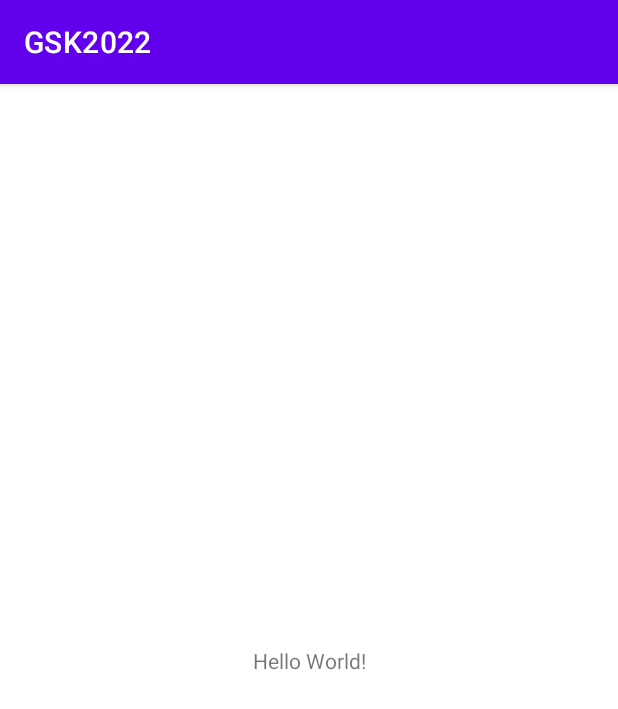
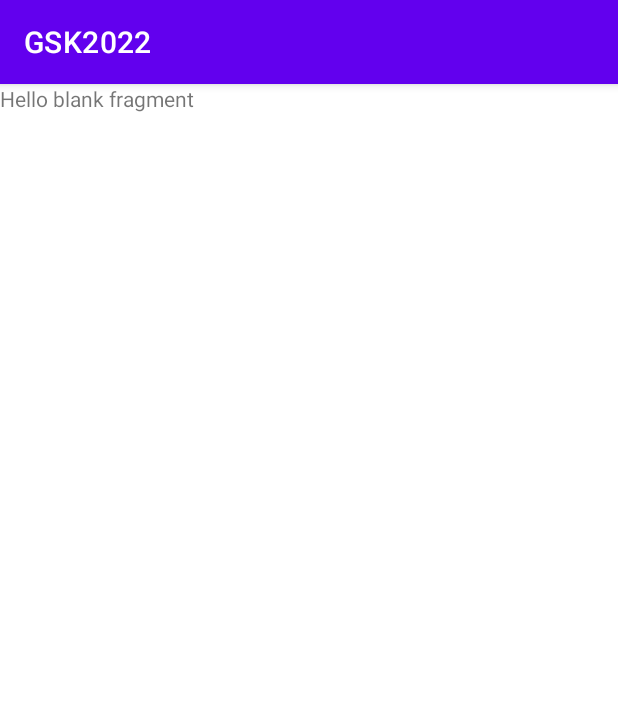
Before and after one commit to ShaQib07/GSK2022, an Android app: the screen it shows after launch (MainActivity), on a phone screen of 412 x 824 dp. Shown: the top 709 px of the screen. Run offline under Robolectric (Android 15) with nearby library versions, the phone set to English and light mode, and no system bars; our stand-ins replace Dagger/Hilt's generated code.

Commit message:
Primary Commit:     - Added all the necessary files     - A good point to reuse for further projects

```diff
--- a/app/src/main/AndroidManifest.xml
+++ b/app/src/main/AndroidManifest.xml
@@ -3,6 +3,7 @@
     package="com.shakib.gsk2022">
 
     <application
+        android:name=".common.di.MyApplication"
         android:allowBackup="true"
         android:icon="@mipmap/ic_launcher"
         android:label="@string/app_name"
--- a/app/src/main/java/com/shakib/gsk2022/MainActivity.kt
+++ b/app/src/main/java/com/shakib/gsk2022/MainActivity.kt
@@ -1,11 +1,10 @@
 package com.shakib.gsk2022
 
-import androidx.appcompat.app.AppCompatActivity
-import android.os.Bundle
+import com.shakib.gsk2022.common.base.BaseActivity
+import com.shakib.gsk2022.databinding.ActivityMainBinding
 
-class MainActivity : AppCompatActivity() {
-    override fun onCreate(savedInstanceState: Bundle?) {
-        super.onCreate(savedInstanceState)
-        setContentView(R.layout.activity_main)
-    }
+class MainActivity : BaseActivity<ActivityMainBinding>() {
+
+    override fun getViewBinding() = ActivityMainBinding.inflate(layoutInflater)
+
 }
--- /dev/null
+++ b/app/src/main/java/com/shakib/gsk2022/common/base/BaseActivity.kt
@@ -0,0 +1,57 @@
+package com.shakib.gsk2022.common.base
+
+import android.annotation.SuppressLint
+import android.content.pm.ActivityInfo
+import android.os.Bundle
+import androidx.appcompat.app.AppCompatActivity
+import androidx.navigation.NavController
+import androidx.navigation.fragment.NavHostFragment
+import androidx.viewbinding.ViewBinding
+import com.shakib.gsk2022.R
+import com.shakib.gsk2022.presentation.navigator.DialogNavigator
+import com.shakib.gsk2022.presentation.navigator.ScreenNavigator
+import javax.inject.Inject
+
+abstract class BaseActivity<VB : ViewBinding> : AppCompatActivity() {
+
+    private lateinit var navHostFragment: NavHostFragment
+    protected lateinit var navController: NavController
+    @Inject
+    protected lateinit var screenNavigator: ScreenNavigator
+    @Inject
+    protected lateinit var dialogNavigator: DialogNavigator
+    protected lateinit var binding: VB
+
+    protected abstract fun getViewBinding(): VB
+
+    @SuppressLint("SourceLockedOrientationActivity")
+    override fun onCreate(savedInstanceState: Bundle?) {
+        super.onCreate(savedInstanceState)
+        requestedOrientation = ActivityInfo.SCREEN_ORIENTATION_PORTRAIT
+        binding = getViewBinding()
+        setContentView(binding.root)
+        init(savedInstanceState)
+    }
+
+    open fun init(savedInstanceState: Bundle?) {
+        navHostFragment =
+            supportFragmentManager.findFragmentById(R.id.nav_host_fragment) as NavHostFragment
+        navController = navHostFragment.navController
+        configureViews(savedInstanceState)
+        bindWithViewModel()
+    }
+
+    open fun configureViews(savedInstanceState: Bundle?) {}
+
+    open fun bindWithViewModel() {
+        // TODO - need to work with base ViewModel first, then come back here again
+    }
+
+    private fun showProgress() {
+        // TODO - show progress
+    }
+
+    private fun hideProgress() {
+        navController.navigateUp()
+    }
+}
--- /dev/null
+++ b/app/src/main/java/com/shakib/gsk2022/common/base/BaseFragment.kt
@@ -0,0 +1,84 @@
+package com.shakib.gsk2022.common.base
+
+import android.os.Bundle
+import android.view.LayoutInflater
+import android.view.View
+import android.view.ViewGroup
+import androidx.fragment.app.Fragment
+import androidx.navigation.fragment.findNavController
+import androidx.viewbinding.ViewBinding
+import com.shakib.gsk2022.presentation.navigator.DialogNavigator
+import com.shakib.gsk2022.presentation.navigator.ScreenNavigator
+import javax.inject.Inject
+
+abstract class BaseFragment<VB : ViewBinding> : Fragment() {
+
+    @Inject
+    protected lateinit var screenNavigator: ScreenNavigator
+
+    @Inject
+    protected lateinit var dialogNavigator: DialogNavigator
+    var data: String? = null
+
+    companion object {
+        const val DATA = "data"
+    }
+
+    protected lateinit var binding: VB
+
+    protected abstract fun getViewBinding(
+        inflater: LayoutInflater,
+        container: ViewGroup?
+    ): VB
+
+    open fun getBaseViewModel(): BaseViewModel? = null
+
+    override fun onCreateView(
+        inflater: LayoutInflater,
+        container: ViewGroup?,
+        savedInstanceState: Bundle?
+    ): View? {
+        binding = getViewBinding(inflater, container)
+        return binding.root
+    }
+
+    override fun onViewCreated(view: View, savedInstanceState: Bundle?) {
+        super.onViewCreated(view, savedInstanceState)
+        extractArguments()
+        init(savedInstanceState)
+    }
+
+    open fun init(savedInstanceState: Bundle?) {
+        configureViews(savedInstanceState)
+        bindWithViewModel()
+    }
+
+    open fun configureViews(savedInstanceState: Bundle?) {}
+
+    open fun bindWithViewModel() {
+        getBaseViewModel()?.let { viewModel ->
+            viewModel.progress.observe(viewLifecycleOwner) {
+                when (it) {
+                    is BaseViewModel.Progress.Show -> showProgress()
+                    is BaseViewModel.Progress.Hide -> hideProgress()
+                    else -> hideProgress()
+                }
+            }
+        }
+    }
+
+    private fun showProgress() {
+        // TODO - show progress
+    }
+
+    private fun hideProgress() {
+        findNavController().navigateUp()
+    }
+
+    private fun extractArguments() {
+        arguments?.let {
+            data = it.getString(DATA)
+        }
+    }
+
+}
--- /dev/null
+++ b/app/src/main/java/com/shakib/gsk2022/common/di/MyApplication.kt
@@ -0,0 +1,9 @@
+package com.shakib.gsk2022.common.di
+
+import android.app.Application
+import androidx.work.Configuration
+import androidx.work.WorkManager
+import dagger.hilt.android.HiltAndroidApp
+
+class MyApplication : Application() {
+}
--- /dev/null
+++ b/app/src/main/java/com/shakib/gsk2022/presentation/navigator/DialogNavigator.kt
@@ -0,0 +1,6 @@
+package com.shakib.gsk2022.presentation.navigator
+
+import javax.inject.Inject
+
+class DialogNavigator @Inject constructor() {
+}
--- /dev/null
+++ b/app/src/main/java/com/shakib/gsk2022/presentation/navigator/ScreenNavigator.kt
@@ -0,0 +1,7 @@
+package com.shakib.gsk2022.presentation.navigator
+
+import javax.inject.Inject
+
+class ScreenNavigator @Inject constructor() {
+
+}
--- /dev/null
+++ b/app/src/main/java/com/shakib/gsk2022/presentation/screens/HomeFragment.kt
@@ -0,0 +1,14 @@
+package com.shakib.gsk2022.presentation.screens
+
+import android.view.LayoutInflater
+import android.view.ViewGroup
+import com.shakib.gsk2022.common.base.BaseFragment
+import com.shakib.gsk2022.databinding.FragmentHomeBinding
+
+class HomeFragment : BaseFragment<FragmentHomeBinding>() {
+
+    override fun getViewBinding(
+        inflater: LayoutInflater,
+        container: ViewGroup?
+    ) = FragmentHomeBinding.inflate(layoutInflater, container, false)
+}
--- a/app/src/main/res/layout/activity_main.xml
+++ b/app/src/main/res/layout/activity_main.xml
@@ -6,13 +6,18 @@
     android:layout_height="match_parent"
     tools:context=".MainActivity">
 
-    <TextView
-        android:layout_width="wrap_content"
-        android:layout_height="wrap_content"
-        android:text="Hello World!"
+    <androidx.fragment.app.FragmentContainerView
+        android:id="@+id/nav_host_fragment"
+        android:name="androidx.navigation.fragment.NavHostFragment"
+        android:layout_width="match_parent"
+        android:layout_height="0dp"
+        android:layout_weight="1"
+        app:defaultNavHost="true"
+        app:layout_behavior="@string/appbar_scrolling_view_behavior"
+        app:navGraph="@navigation/nav_graph"
+        app:layout_constraintTop_toTopOf="parent"
         app:layout_constraintBottom_toBottomOf="parent"
-        app:layout_constraintLeft_toLeftOf="parent"
-        app:layout_constraintRight_toRightOf="parent"
-        app:layout_constraintTop_toTopOf="parent" />
+        app:layout_constraintStart_toStartOf="parent"
+        app:layout_constraintEnd_toEndOf="parent"/>
 
 </androidx.constraintlayout.widget.ConstraintLayout>
--- /dev/null
+++ b/app/src/main/res/layout/fragment_home.xml
@@ -0,0 +1,14 @@
+<?xml version="1.0" encoding="utf-8"?>
+<FrameLayout xmlns:android="http://schemas.android.com/apk/res/android"
+    xmlns:tools="http://schemas.android.com/tools"
+    android:layout_width="match_parent"
+    android:layout_height="match_parent"
+    tools:context=".presentation.screens.HomeFragment">
+
+    <!-- TODO: Update blank fragment layout -->
+    <TextView
+        android:layout_width="match_parent"
+        android:layout_height="match_parent"
+        android:text="@string/hello_blank_fragment" />
+
+</FrameLayout>
--- /dev/null
+++ b/app/src/main/res/navigation/nav_graph.xml
@@ -0,0 +1,18 @@
+<?xml version="1.0" encoding="utf-8"?>
+<navigation xmlns:android="http://schemas.android.com/apk/res/android"
+    xmlns:app="http://schemas.android.com/apk/res-auto"
+    xmlns:tools="http://schemas.android.com/tools"
+    android:id="@+id/nav_graph"
+    app:startDestination="@id/homeFragment">
+
+    <fragment
+        android:id="@+id/homeFragment"
+        android:name="com.shakib.gsk2022.presentation.screens.HomeFragment"
+        android:label="Home"
+        tools:layout="@layout/fragment_home">
+        <argument
+            android:name="data"
+            app:argType="string"
+            app:nullable="true" />
+    </fragment>
+</navigation>
--- a/app/src/main/res/values/strings.xml
+++ b/app/src/main/res/values/strings.xml
@@ -1,3 +1,5 @@
 <resources>
     <string name="app_name">GSK2022</string>
+    <!-- TODO: Remove or change this placeholder text -->
+    <string name="hello_blank_fragment">Hello blank fragment</string>
 </resources>
--- a/build.gradle
+++ b/build.gradle
@@ -3,6 +3,8 @@ plugins {
     id 'com.android.application' version '7.1.2' apply false
     id 'com.android.library' version '7.1.2' apply false
     id 'org.jetbrains.kotlin.android' version '1.6.10' apply false
+    id 'androidx.navigation.safeargs' version '2.4.1' apply false
+    id 'com.google.dagger.hilt.android' version '2.41' apply false
 }
 
 task clean(type: Delete) {
--- a/settings.gradle
+++ b/settings.gradle
@@ -10,6 +10,7 @@ dependencyResolutionManagement {
     repositories {
         google()
         mavenCentral()
+        maven { url 'https://jitpack.io' }
     }
 }
 rootProject.name = "GSK2022"
```
Also changed, not shown: app/build.gradle (+82 -1 lines), app/src/main/java/com/shakib/gsk2022/common/base/BaseDialogFragment.kt (added, +71 -0 lines), app/src/main/java/com/shakib/gsk2022/common/base/BaseViewModel.kt (added, +55 -0 lines), app/src/main/java/com/shakib/gsk2022/common/extensions/Misc.kt (added, +47 -0 lines), app/src/main/java/com/shakib/gsk2022/common/utils/Resource.kt (added, +7 -0 lines), app/src/main/java/com/shakib/gsk2022/common/utils/SingleLiveEvent.kt (added, +71 -0 lines).
